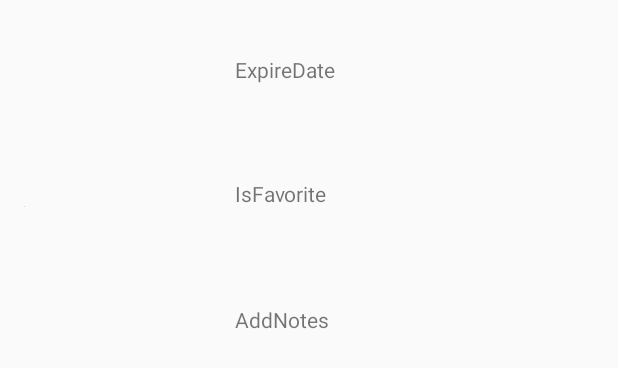
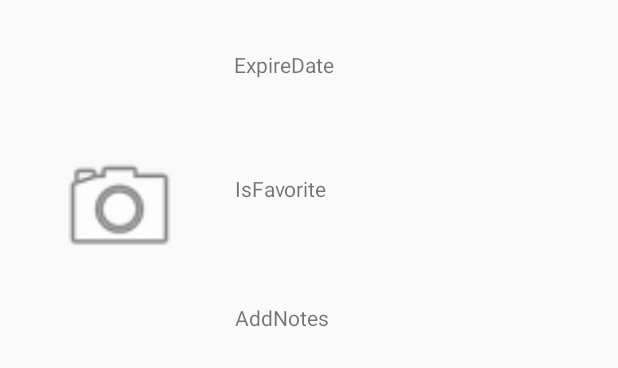
Before and after one commit to cgutierrez365/ShoppingOrganizer, an Android app: the layout custom_coupon.xml on its own in the app's theme, with its tools: preview values and no code run, on a phone screen of 412 x 824 dp. Shown: the top 368 px of the screen. Run offline under Robolectric (Android 15) with nearby library versions, the phone set to English and light mode, and no system bars.

Commit message:
Updating from Drive -Stacey

```diff
--- a/app/src/main/res/layout/custom_coupon.xml
+++ b/app/src/main/res/layout/custom_coupon.xml
@@ -31,15 +31,14 @@
         android:id="@+id/ExpireDate"
         android:layout_width="236dp"
         android:layout_height="42dp"
-        android:layout_marginStart="6dp"
-        android:layout_marginTop="19dp"
+        android:layout_marginStart="12dp"
+        android:layout_marginTop="14dp"
         android:layout_marginEnd="19dp"
-        android:layout_marginBottom="11dp"
+        android:layout_marginBottom="10dp"
         android:contentDescription="@string/ExpireDate"
         android:text="TextView"
         app:layout_constraintBottom_toTopOf="@+id/IsFavorite"
         app:layout_constraintEnd_toEndOf="parent"
-        app:layout_constraintHorizontal_bias="1.0"
         app:layout_constraintStart_toEndOf="@+id/Image_Coupon"
         app:layout_constraintTop_toTopOf="parent"
         tools:text="ExpireDate" />
@@ -78,8 +77,8 @@
 
     <ImageView
         android:id="@+id/Image_Coupon"
-        android:layout_width="wrap_content"
-        android:layout_height="wrap_content"
+        android:layout_width="127dp"
+        android:layout_height="85dp"
         android:layout_marginStart="16dp"
         android:layout_marginTop="27dp"
         android:layout_marginBottom="576dp"
@@ -88,6 +87,6 @@
         app:layout_constraintHorizontal_chainStyle="spread_inside"
         app:layout_constraintStart_toStartOf="parent"
         app:layout_constraintTop_toTopOf="parent"
-        tools:srcCompat="@tools:sample/avatars" />
+        tools:srcCompat="@android:drawable/ic_menu_camera" />
 
 </android.support.constraint.ConstraintLayout>
```
